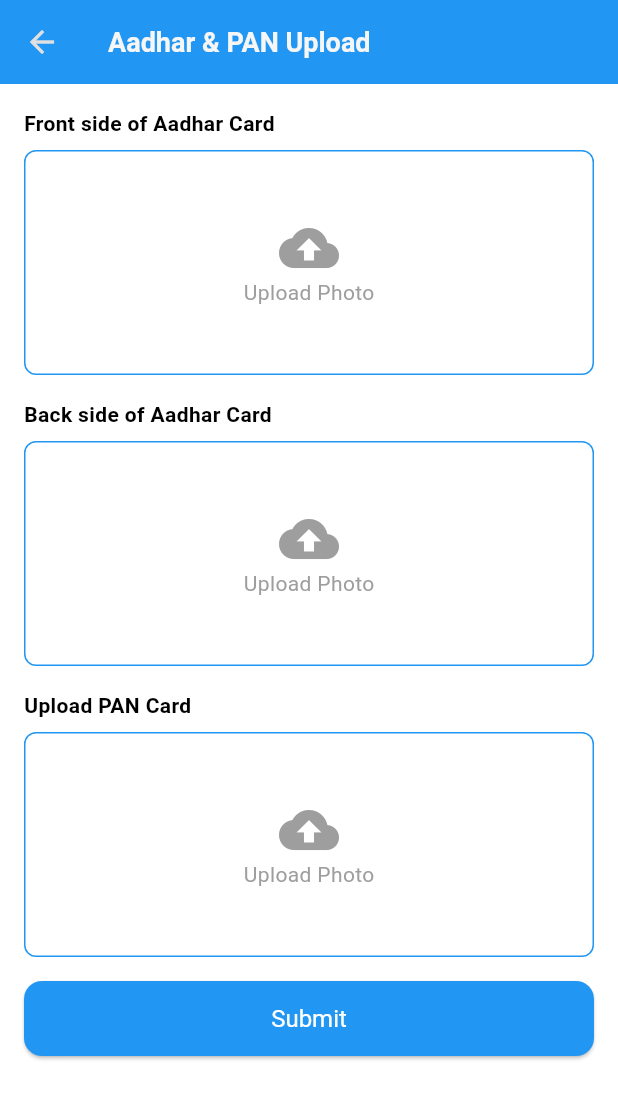
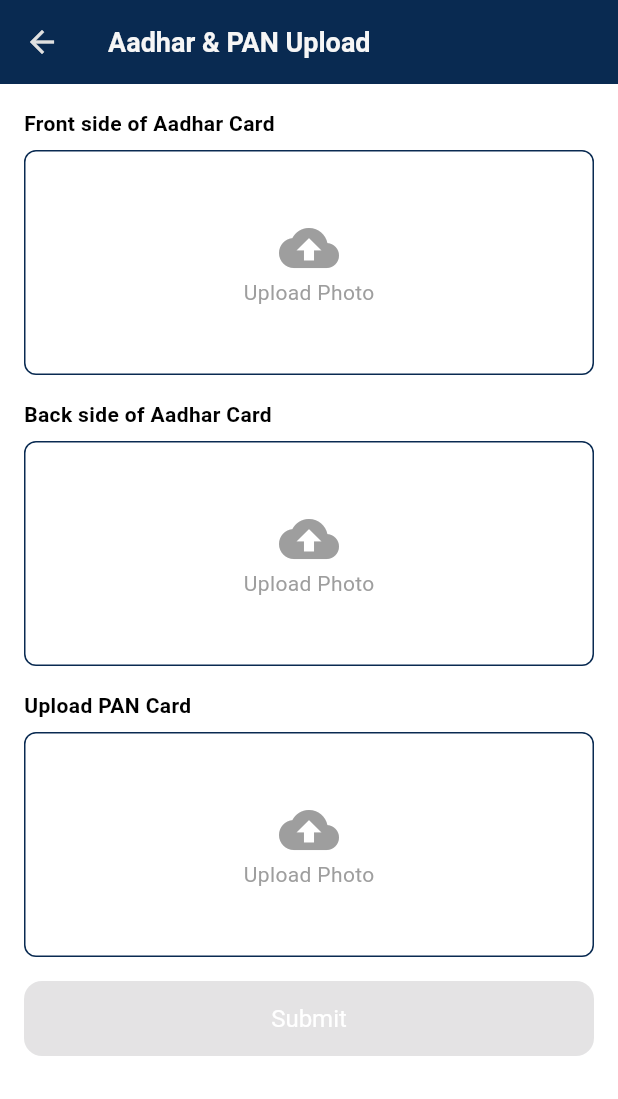
Before and after one commit to princeGithub999/Tripto-Driver, a Flutter app: the AdharPanPage screen opened directly, on a phone screen of 412 x 824 dp. Shown: the top 1099 px of the screen. Run offline on Flutter 3.47's test engine with Material 3 defaults, Android fonts, the phone set to English and light mode, and no system bars; our stand-ins replace cloud_firestore, firebase_auth, firebase_core, firebase_storage, fluttertoast, geolocator and 9 more; accounts and stored records are empty.

Commit message:
add some code

```diff
--- a/lib/view/screen/profile_details_screen/aadhaar_pan_details.dart
+++ b/lib/view/screen/profile_details_screen/aadhaar_pan_details.dart
@@ -1,5 +1,7 @@
 import 'package:flutter/material.dart';
 import 'package:provider/provider.dart';
+import 'package:tripto_driver/utils/constants/colors.dart';
+import 'package:tripto_driver/view/screen/profile_details_screen/form_fillup_screen.dart';
 import '../../../view_model/provider/form_fillup_provider/form_fillup_provider.dart';
 import 'dart:io';
 
@@ -11,7 +13,7 @@ class AdharPanPage extends StatelessWidget {
     return Scaffold(
       appBar: AppBar(
         title: const Text('Aadhar & PAN Upload'),
-        backgroundColor: Colors.blue,
+        backgroundColor: AppColors.blue900,
         leading: IconButton(
           icon: const Icon(Icons.arrow_back),
           onPressed: () => Navigator.pop(context),
@@ -28,7 +30,7 @@ class AdharPanPage extends StatelessWidget {
             const SizedBox(height: 16),
             _buildUploadSection(context, 'Upload PAN Card', false, false, provider.panImage),
             const SizedBox(height: 16),
-            _buildSubmitButton(provider),
+            _buildSubmitButton(provider,context),
           ],
         ),
       ),
@@ -49,7 +51,7 @@ class AdharPanPage extends StatelessWidget {
             width: double.infinity,
             height: 150,
             decoration: BoxDecoration(
-              border: Border.all(color: Colors.blue, width: 1),
+              border: Border.all(color: AppColors.blue900, width: 1),
               borderRadius: BorderRadius.circular(8),
             ),
             child: imageFile == null
@@ -72,19 +74,28 @@ class AdharPanPage extends StatelessWidget {
     );
   }
 
-  Widget _buildSubmitButton(FormFillupProvider provider) {
+  Widget _buildSubmitButton(FormFillupProvider provider,BuildContext context) {
+
+    bool isSubmitEnabled = provider.aadharFrontImage != null &&
+        provider.aadharBackImage != null &&
+        provider.panImage != null;
+
     return ElevatedButton(
-      onPressed: () {
+      onPressed: isSubmitEnabled
+          ? () {
         if (provider.aadharFrontImageUrl != null &&
             provider.aadharBackImageUrl != null &&
             provider.panImageUrl != null) {
+
           print("All documents uploaded successfully!");
+          Navigator.push(context, MaterialPageRoute(builder: (context) => FormFillupScreen(),));
         } else {
           print("Please upload all documents.");
         }
-      },
+      }
+          : null,
       style: ElevatedButton.styleFrom(
-        backgroundColor: Colors.blue,
+        backgroundColor: AppColors.blue900,
         minimumSize: const Size(double.infinity, 50),
         shape: RoundedRectangleBorder(
           borderRadius: BorderRadius.circular(12),
--- a/lib/view/screen/profile_details_screen/driving_licence_details.dart
+++ b/lib/view/screen/profile_details_screen/driving_licence_details.dart
@@ -1,6 +1,7 @@
 import 'package:flutter/material.dart';
 import 'package:provider/provider.dart';
 import 'package:tripto_driver/utils/constants/colors.dart';
+import 'package:tripto_driver/view/screen/profile_details_screen/form_fillup_screen.dart';
 import '../../../view_model/provider/form_fillup_provider/form_fillup_provider.dart';
 
 class DrivingLicenseDetails extends StatelessWidget {
@@ -28,7 +29,7 @@ class DrivingLicenseDetails extends StatelessWidget {
             const SizedBox(height: 16),
             _buildLicenseInputSection(provider),
             const SizedBox(height: 16),
-            _buildSubmitButton(provider),
+            _buildSubmitButton(provider,context),
           ],
         ),
       ),
@@ -78,12 +79,13 @@ class DrivingLicenseDetails extends StatelessWidget {
     );
   }
 // submit //
-  Widget _buildSubmitButton(FormFillupProvider provider) {
+  Widget _buildSubmitButton(FormFillupProvider provider,BuildContext context) {
     return ElevatedButton(
       onPressed: provider.isDocumentFormComplete
           ? () {
         print('License Front Image URL: ${provider.frontImageUrl}');
         print('License Back Image URL: ${provider.backImageUrl}');
+        Navigator.push(context, MaterialPageRoute(builder: (context) => FormFillupScreen(),));
       }
           : null,
       style: ElevatedButton.styleFrom(
```
Also changed, not shown: lib/view/screen/profile_details_screen/profile_screen.dart (+8 -5 lines), lib/view/screen/profile_details_screen/vehicle_rc.dart (+15 -13 lines), lib/view_model/profile_model/profile_model.dart (added, +66 -0 lines).
